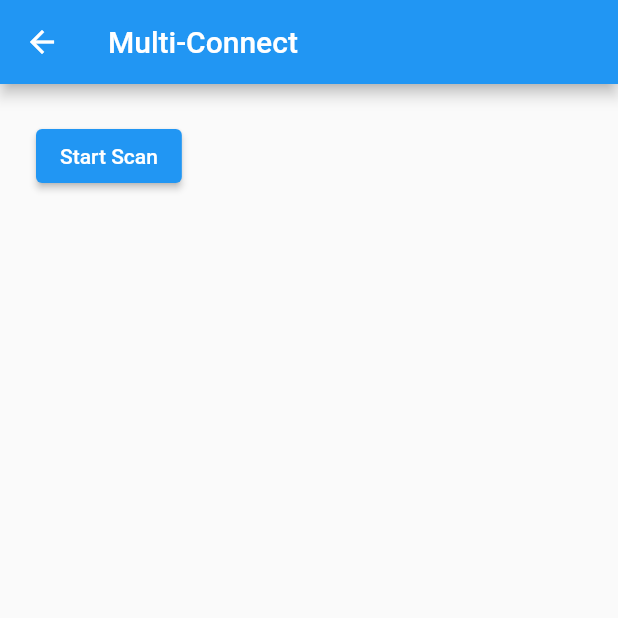
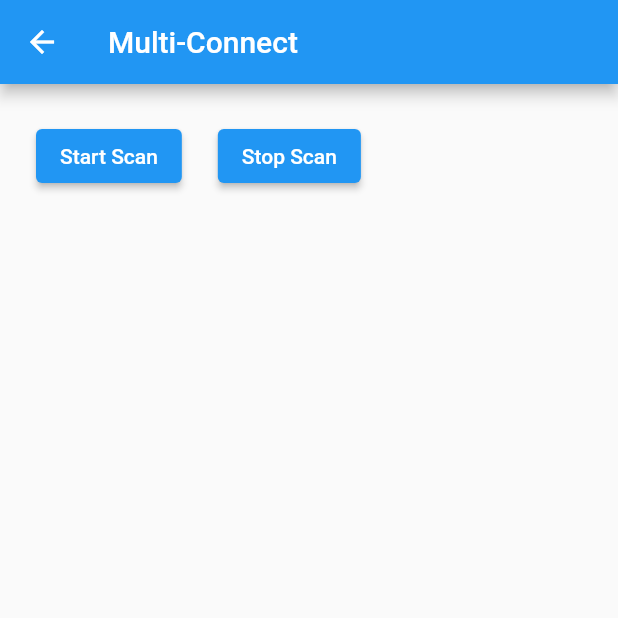
Before and after one commit to JAICHANGPARK/flutter_pulse_oximeter_connect, a Flutter app: the MultiConnectPage screen opened directly, after a tap on "Start Scan", on a phone screen of 412 x 824 dp, the top half of it. Run offline on Flutter 3.47's test engine with Material 2 defaults, Android fonts, the phone set to English and light mode, and no system bars; our stand-ins replace flutter_blue, permission_handler.

Commit message:
Update multi_connect_page.dart

```diff
--- a/lib/ui/multi_connect_page.dart
+++ b/lib/ui/multi_connect_page.dart
@@ -1,4 +1,7 @@
+import 'dart:async';
+
 import 'package:flutter/material.dart';
+import 'package:flutter_blue/flutter_blue.dart';
 
 class MultiConnectPage extends StatefulWidget {
   MultiConnectPage({Key? key}) : super(key: key);
@@ -8,6 +11,18 @@ class MultiConnectPage extends StatefulWidget {
 }
 
 class _MultiConnectPageState extends State<MultiConnectPage> {
+  StreamSubscription? scanStreamSubscription;
+  @override
+  void initState() {
+    // TODO: implement initState
+    super.initState();
+  }
+  @override
+  void dispose() {
+    // TODO: implement dispose
+    scanStreamSubscription?.cancel();
+    super.dispose();
+  }
   @override
   Widget build(BuildContext context) {
     return Scaffold(
@@ -20,9 +35,21 @@ class _MultiConnectPageState extends State<MultiConnectPage> {
           children: [
             Row(
               children: [
-                ElevatedButton(onPressed: (){}, child: Text("Start Scan")),
+                ElevatedButton(onPressed: ()async{
+                  scanStreamSubscription = FlutterBlue.instance.scan(
+                    timeout: Duration(seconds: 10)
+                  ).listen((event) {
+                      print("${event.device.name} / ${event.device.id}");
+                  });
+
+                }, child: Text("Start Scan")),
+                SizedBox(width: 24,),
+                ElevatedButton(onPressed: ()async{
+                  await FlutterBlue.instance.stopScan();
+
+                }, child: Text("Stop Scan")),
               ],
-            )
+            ),
           ],
         ),
       ),
```
